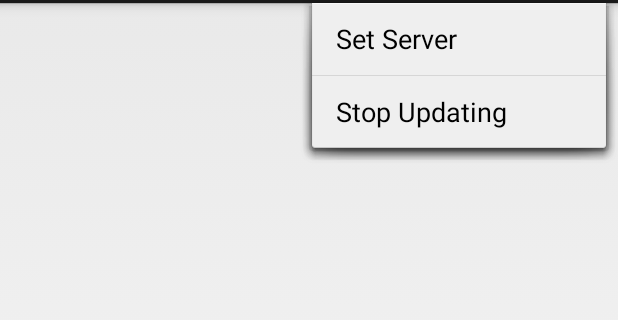
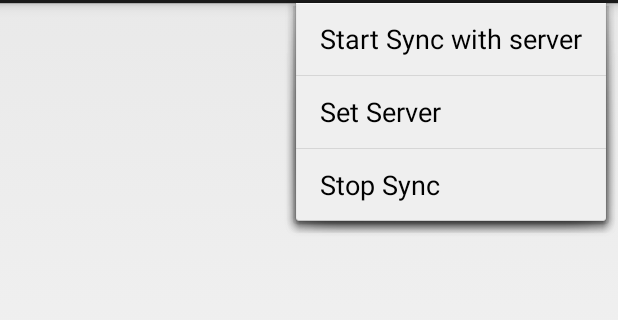
Before and after one commit to caiqiqi/wifi-collector, an Android app: the screen it shows after launch (WifiScanActivity), with the options menu open, on a phone screen of 412 x 824 dp, the part 69-389 px from its top. Run offline under Robolectric (Android 15) with nearby library versions, the phone set to English and light mode, and no system bars; pictures from the network do not load.

Commit message:
successfully sync files with the server

```diff
--- a/app/src/main/java/com/farproc/wifi/utils/Constants.java
+++ b/app/src/main/java/com/farproc/wifi/utils/Constants.java
@@ -2,10 +2,10 @@ package com.farproc.wifi.utils;
 
 public interface Constants {
 
-	public static String SERVER_IP = "192.168.23.4";
+	public static String SERVER_IP = "192.168.23.1";
 
 	public static int SERVER_PORT = 30000;
 
-	public static final int MESSAGE_SEND = 0x111;
-	public static final int MESSAGE_RECEIVED = 0x222;
+	public static final int MESSAGE_TO_BE_SENT = 1;
+	public static final int MESSAGE_RECEIVED_FROM_SERVER = 2;
 }
--- a/app/src/main/res/menu/activity_main.xml
+++ b/app/src/main/res/menu/activity_main.xml
@@ -1,16 +1,15 @@
 <?xml version="1.0" encoding="utf-8"?>
 <menu xmlns:android="http://schemas.android.com/apk/res/android" >
 
- <!-- <item
-        android:id="@+id/action_send_to_server"
-        android:title="@string/send_to_server"/>
- -->
+ <item
+        android:id="@+id/action_start_sync"
+        android:title="@string/start_sync"/>
+
  <item
         android:id="@+id/action_set_server"
         android:title="@string/set_server"/>
  <item
-        android:id="@+id/action_stop_updating"
-        android:title="@string/stop_updating"/>
-
+        android:id="@+id/action_stop_sync"
+        android:title="@string/stop_sync"/>
 
 </menu>
--- a/app/src/main/res/values/strings.xml
+++ b/app/src/main/res/values/strings.xml
@@ -142,7 +142,9 @@
     <string name="wifi_settings">Wi\u2011Fi</string>
 
     <string name="confirm">OK</string>
-    <string name="send_to_server">Send to server</string>
-    <string name="stop_updating">Stop Updating</string>
+
+    <string name="start_sync">Start Sync with server</string>>
+    <string name="stop_sync">Stop Sync</string>
     <string name="set_server">Set Server</string>
+    <string name="sync_stopped">"Sync stopped"</string>>
 </resources>
```
Also changed, not shown: app/src/main/java/com/farproc/wifi/ui/WifiScanActivity.java (+73 -34 lines), app/src/main/java/com/farproc/wifi/utils/ClientThread.java (+27 -17 lines), app/src/main/AndroidManifest.xml (line endings or trailing spaces), 13 other files.
